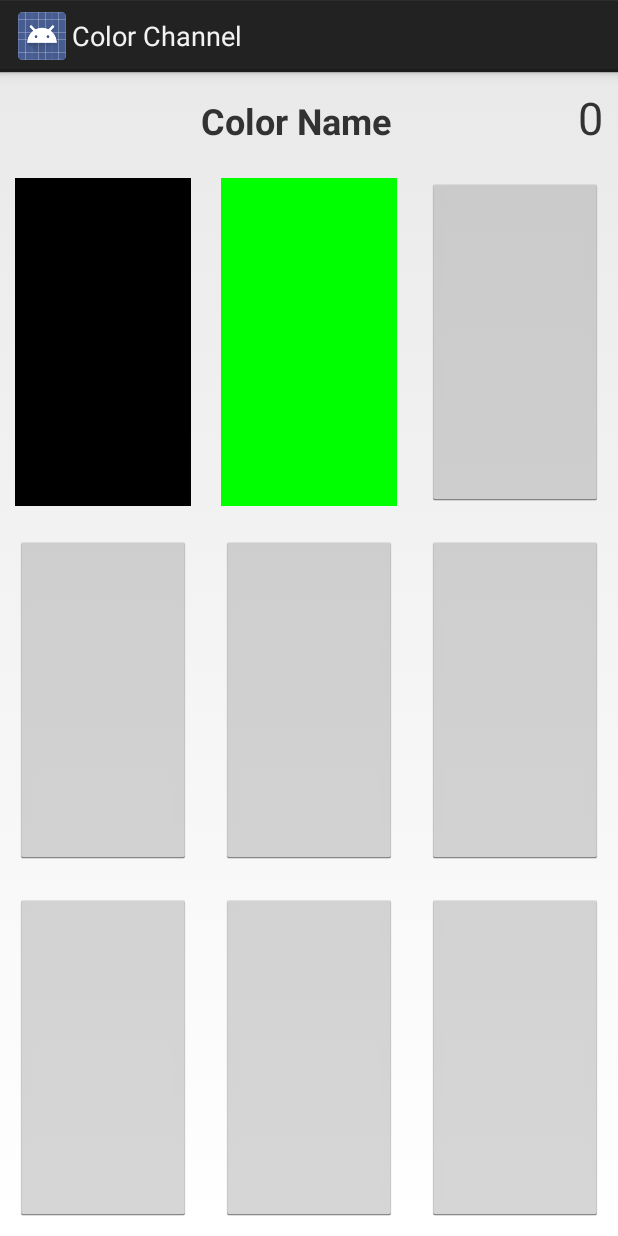
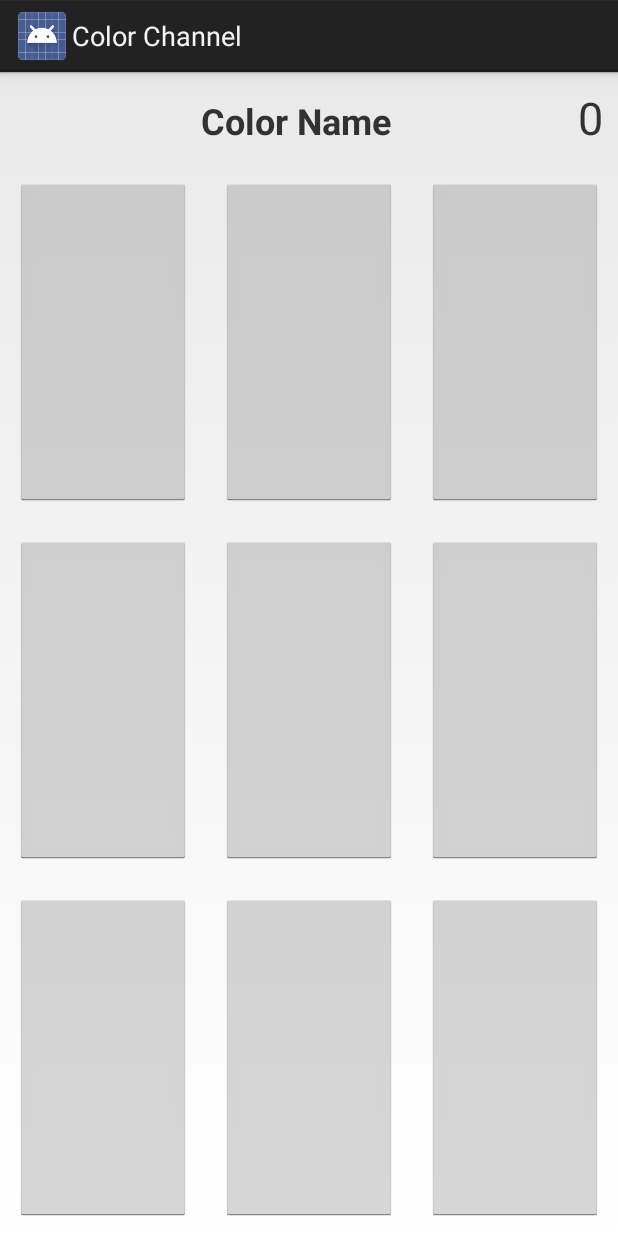
Before and after one commit to bakennedy/color_channel, an Android app: the layout fragment_main.xml on its own in the app's theme, with its tools: preview values and no code run, on a phone screen of 412 x 824 dp. Run offline under Robolectric (Android 15) with nearby library versions, the phone set to English and light mode, and no system bars.

Commit message:
Adding button text alignment
Also removing pointless starting colors

```diff
--- a/colorchannel/src/main/res/layout/fragment_main.xml
+++ b/colorchannel/src/main/res/layout/fragment_main.xml
@@ -42,7 +42,8 @@
             android:id="@+id/button1"
             android:layout_weight="1"
             android:layout_margin="10dp"
-            android:background="#000000" />
+            android:textColor="#FFFFFF"
+            android:gravity="left|bottom" />
 
         <Button
             android:layout_width="match_parent"
@@ -50,14 +51,17 @@
             android:id="@+id/button2"
             android:layout_weight="1"
             android:layout_margin="10dp"
-            android:background="#00FF00" />
+            android:textColor="#FFFFFF"
+            android:gravity="left|bottom" />
 
         <Button
             android:layout_width="match_parent"
             android:layout_height="match_parent"
             android:id="@+id/button3"
             android:layout_weight="1"
-            android:layout_margin="10dp" />
+            android:layout_margin="10dp"
+            android:textColor="#FFFFFF"
+            android:gravity="left|bottom" />
     </LinearLayout>
     <LinearLayout
         android:orientation="horizontal"
@@ -70,21 +74,27 @@
             android:layout_height="match_parent"
             android:id="@+id/button4"
             android:layout_weight="1"
-            android:layout_margin="10dp" />
+            android:layout_margin="10dp"
+            android:textColor="#FFFFFF"
+            android:gravity="left|bottom" />
 
         <Button
             android:layout_width="match_parent"
             android:layout_height="match_parent"
             android:id="@+id/button5"
             android:layout_weight="1"
-            android:layout_margin="10dp" />
+            android:layout_margin="10dp"
+            android:textColor="#FFFFFF"
+            android:gravity="left|bottom" />
 
         <Button
             android:layout_width="match_parent"
             android:layout_height="match_parent"
             android:id="@+id/button6"
             android:layout_weight="1"
-            android:layout_margin="10dp" />
+            android:layout_margin="10dp"
+            android:textColor="#FFFFFF"
+            android:gravity="left|bottom" />
     </LinearLayout>
     <LinearLayout
         android:orientation="horizontal"
@@ -97,21 +107,27 @@
             android:layout_height="match_parent"
             android:id="@+id/button7"
             android:layout_weight="1"
-            android:layout_margin="10dp" />
+            android:layout_margin="10dp"
+            android:textColor="#FFFFFF"
+            android:gravity="left|bottom" />
 
         <Button
             android:layout_width="match_parent"
             android:layout_height="match_parent"
             android:id="@+id/button8"
             android:layout_weight="1"
-            android:layout_margin="10dp" />
+            android:layout_margin="10dp"
+            android:textColor="#FFFFFF"
+            android:gravity="left|bottom" />
 
         <Button
             android:layout_width="match_parent"
             android:layout_height="match_parent"
             android:id="@+id/button9"
             android:layout_weight="1"
-            android:layout_margin="10dp" />
+            android:layout_margin="10dp"
+            android:textColor="#FFFFFF"
+            android:gravity="left|bottom" />
     </LinearLayout>
 
 </LinearLayout>
```
